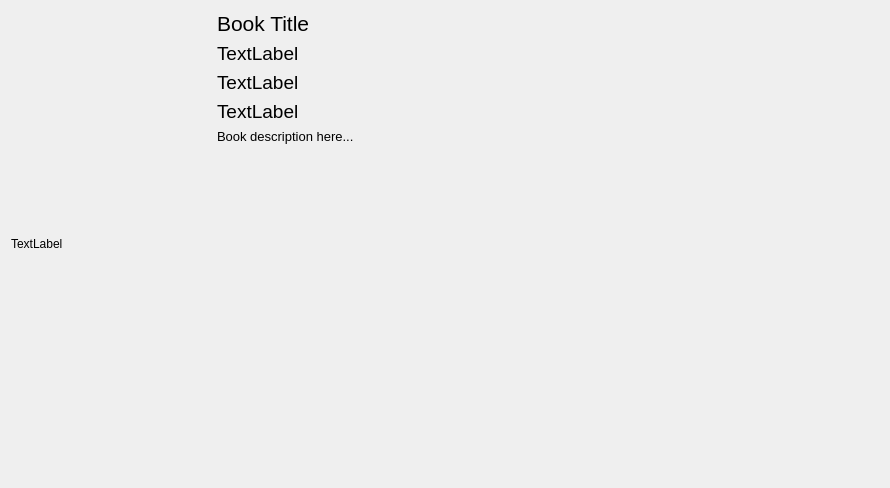
This is design/ui/book_card.ui in Sandrkll1/BookStore as Qt 5 draws it before an edit. The edited form follows.
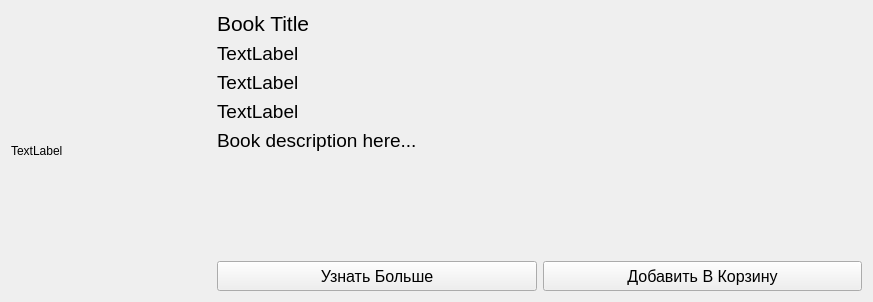
This is the edited form.

```diff
--- a/design/ui/book_card.ui
+++ b/design/ui/book_card.ui
@@ -6,10 +6,16 @@
    <rect>
     <x>0</x>
     <y>0</y>
-    <width>890</width>
-    <height>488</height>
+    <width>873</width>
+    <height>300</height>
    </rect>
   </property>
+  <property name="maximumSize">
+   <size>
+    <width>16777215</width>
+    <height>300</height>
+   </size>
+  </property>
   <layout class="QHBoxLayout" name="horizontalLayout">
    <item>
     <widget class="QLabel" name="bookImage">
@@ -31,7 +37,7 @@
     </widget>
    </item>
    <item>
-    <layout class="QVBoxLayout" name="verticalLayout" stretch="0,0,0,0,0">
+    <layout class="QVBoxLayout" name="verticalLayout" stretch="0,0,0,0,0,0">
      <item>
       <widget class="QLabel" name="bookTitle">
        <property name="sizePolicy">
@@ -44,7 +50,7 @@
         <font>
          <family>MS Shell Dlg 2</family>
          <pointsize>16</pointsize>
-         <weight>50</weight>
+         <weight>9</weight>
          <italic>false</italic>
          <bold>false</bold>
         </font>
@@ -122,7 +128,7 @@
        <property name="font">
         <font>
          <family>MS Shell Dlg 2</family>
-         <pointsize>10</pointsize>
+         <pointsize>14</pointsize>
          <weight>50</weight>
          <italic>false</italic>
          <bold>false</bold>
@@ -142,6 +148,55 @@
        </property>
       </widget>
      </item>
+     <item>
+      <layout class="QHBoxLayout" name="horizontalLayout_4">
+       <item>
+        <widget class="QPushButton" name="pushButton_2">
+         <property name="minimumSize">
+          <size>
+           <width>0</width>
+           <height>30</height>
+          </size>
+         </property>
+         <property name="font">
+          <font>
+           <pointsize>12</pointsize>
+          </font>
+         </property>
+         <property name="text">
+          <string>Узнать Больше</string>
+         </property>
+         <property name="autoDefault">
+          <bool>false</bool>
+         </property>
+         <property name="default">
+          <bool>false</bool>
+         </property>
+         <property name="flat">
+          <bool>false</bool>
+         </property>
+        </widget>
+       </item>
+       <item>
+        <widget class="QPushButton" name="pushButton">
+         <property name="minimumSize">
+          <size>
+           <width>0</width>
+           <height>30</height>
+          </size>
+         </property>
+         <property name="font">
+          <font>
+           <pointsize>12</pointsize>
+          </font>
+         </property>
+         <property name="text">
+          <string>Добавить В Корзину</string>
+         </property>
+        </widget>
+       </item>
+      </layout>
+     </item>
     </layout>
    </item>
   </layout>
```
Left out of the diff: 4 changed lines with no effect on the pictures.
